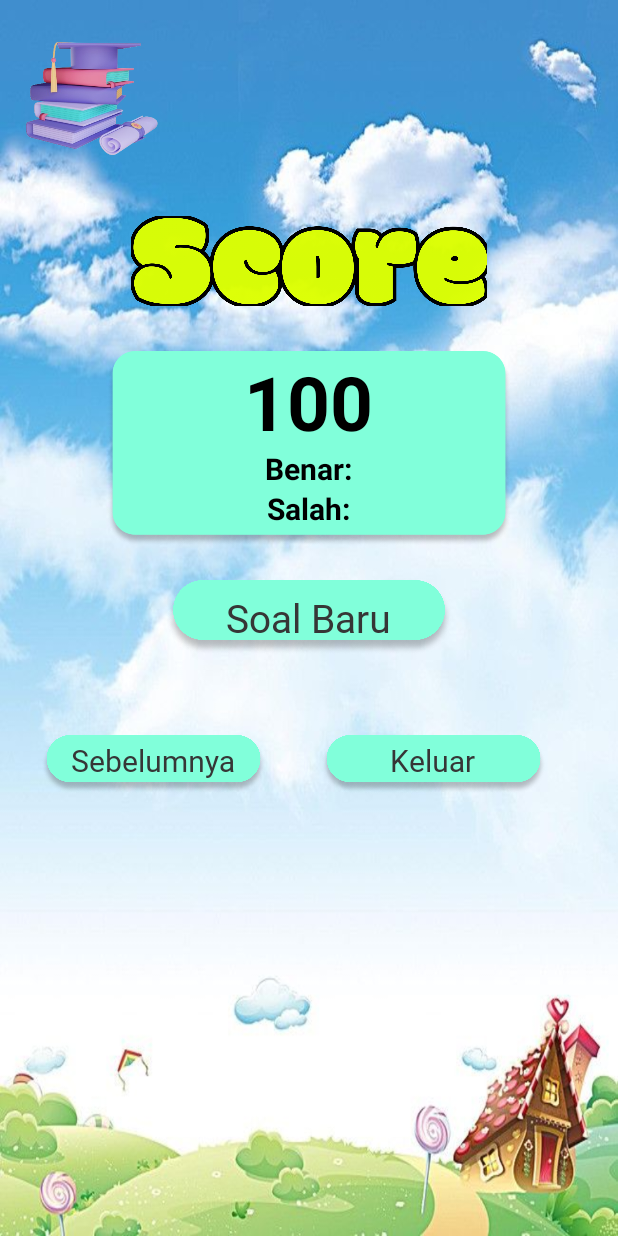
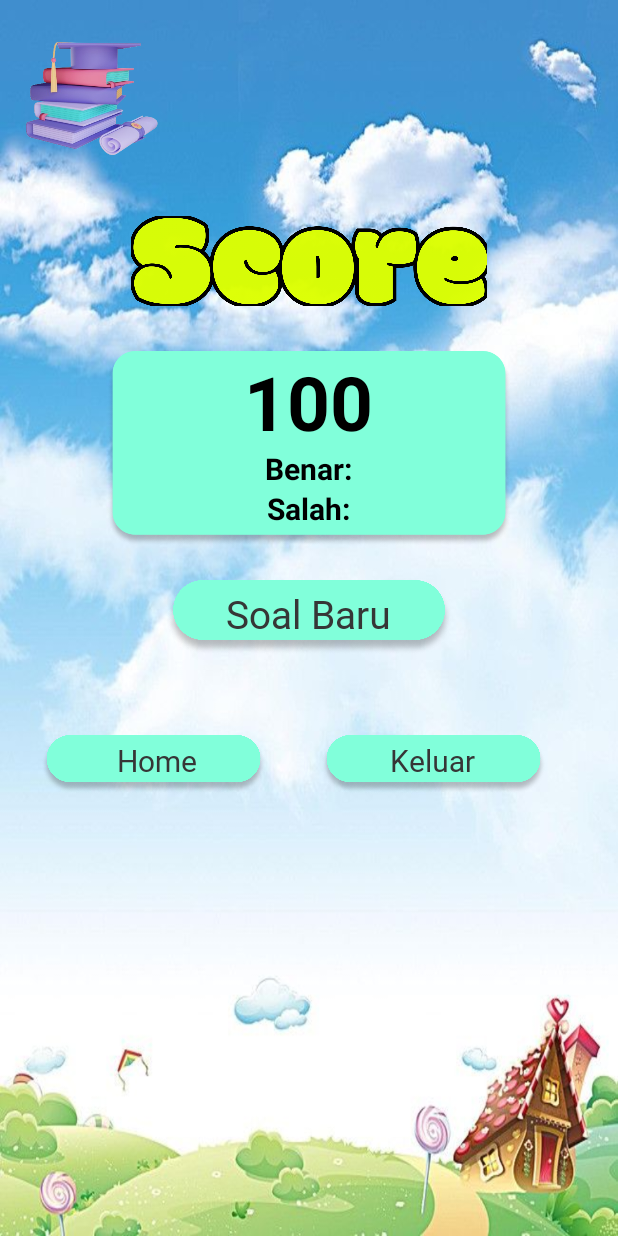
Before and after one commit to clxf12/App-Kuis-22, an Android app: the layout activity_score.xml on its own in the app's theme, with its tools: preview values and no code run, on a phone screen of 412 x 824 dp. Run offline under Robolectric (Android 15) with nearby library versions, the phone set to English and light mode, and no system bars.

```diff
--- a/app/src/main/res/layout/activity_loading.xml
+++ b/app/src/main/res/layout/activity_loading.xml
@@ -6,7 +6,7 @@
     android:layout_height="match_parent"
     android:padding="0dp"
     android:background="@drawable/bg"
-    tools:context=".MainActivity">
+    tools:context=".Lobby">
     /////////////////LOGO/////////////
     <ImageView
         android:layout_width="247dp"
--- a/app/src/main/res/layout/activity_score.xml
+++ b/app/src/main/res/layout/activity_score.xml
@@ -95,7 +95,7 @@
         android:textSize="26sp"
         android:layout_centerHorizontal="true"
         android:layout_centerInParent="true"
-        android:layout_below="@id/passtxt1"/>
+        android:layout_below="@id/soal_baru"/>
 
     <RelativeLayout
         android:layout_width="match_parent"
@@ -114,10 +114,10 @@
             android:id="@+id/bckdafscr"
             android:layout_width="wrap_content"
             android:layout_height="wrap_content"
-            android:layout_marginLeft="47dp"
+            android:layout_marginLeft="78dp"
             android:layout_marginTop="493dp"
             android:fontFamily="@font/modak"
-            android:text="Sebelumnya"
+            android:text="Home"
             android:textColor="@color/liteblack"
             android:textSize="20sp" />
 
```
Also changed, not shown: app/src/main/java/com/clxf12/kuis22/Loading.java (+0 -19 lines), app/src/main/java/com/clxf12/kuis22/Mudah.java (+1 -10 lines), app/src/main/java/com/clxf12/kuis22/Sedang.java (+1 -9 lines), app/src/main/java/com/clxf12/kuis22/Sulit.java (+1 -9 lines).
